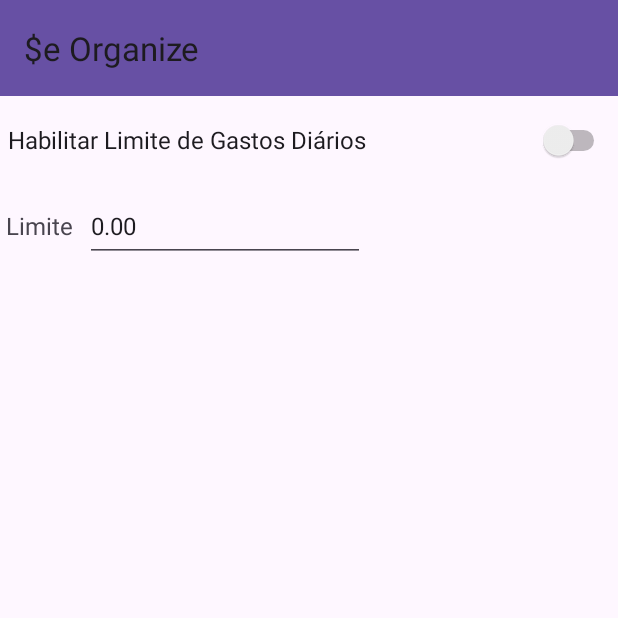
After one commit to Alt3rs/Organizador-de-Financas, an Android app: the fragment LimitesConfigFragment placed in its activity, on a phone screen of 412 x 824 dp, the top half of it. The commit adds this screen. Run offline under Robolectric (Android 15) with nearby library versions, the phone set to English and light mode, and no system bars; our stand-ins replace navigation-ui; 4 statements that could not run were skipped.

Commit message:
feat: Adicionado limite de gasto

```diff
--- /dev/null
+++ b/app/src/main/java/com/organizadororcamentopessoal/adicionar_movimentacao/LimitesConfigFragment.java
@@ -0,0 +1,114 @@
+package com.organizadororcamentopessoal.adicionar_movimentacao;
+
+import android.os.Bundle;
+
+import androidx.annotation.NonNull;
+import androidx.annotation.Nullable;
+import androidx.fragment.app.Fragment;
+
+import android.view.LayoutInflater;
+import android.view.Menu;
+import android.view.MenuInflater;
+import android.view.View;
+import android.view.ViewGroup;
+import android.widget.CompoundButton;
+import android.widget.EditText;
+import android.widget.LinearLayout;
+import android.widget.Switch;
+
+import com.organizadororcamentopessoal.R;
+import com.organizadororcamentopessoal.datasource.DatabaseContract;
+import com.organizadororcamentopessoal.datasource.FinancasDbHelper;
+import com.organizadororcamentopessoal.datasource.LimiteDao;
+
+import java.text.NumberFormat;
+import java.util.Locale;
+
+public class LimitesConfigFragment extends Fragment {
+    private String username;
+    private Switch limitadoHabilitadoSwitch;
+    private EditText limiteValorValueEditText;
+    private LinearLayout limiteValorLinearLayout;
+    private LimiteDao limiteDao;
+    public LimitesConfigFragment() {}
+
+    public static LimitesConfigFragment newInstance(String username) {
+        LimitesConfigFragment fragment = new LimitesConfigFragment();
+        Bundle args = new Bundle();
+        args.putString(DatabaseContract.UsuarioTable.USERNAME, username);
+        fragment.setArguments(args);
+        return fragment;
+    }
+
+    @Override
+    public void onCreate(Bundle savedInstanceState) {
+        super.onCreate(savedInstanceState);
+
+        if(savedInstanceState != null) {
+            username = savedInstanceState.getString(DatabaseContract.UsuarioTable.USERNAME);
+        }
+
+        Bundle args = getArguments();
+        if (args != null) {
+            username = args.getString(DatabaseContract.UsuarioTable.USERNAME);
+        }
+
+        setHasOptionsMenu(true);
+    }
+
+    @Override
+    public View onCreateView(LayoutInflater inflater, ViewGroup container,
+                             Bundle savedInstanceState) {
+        return inflater.inflate(R.layout.fragment_limites_config, container, false);
+    }
+
+    @Override
+    public void onCreateOptionsMenu(@NonNull Menu menu, @NonNull MenuInflater inflater) {
+        super.onCreateOptionsMenu(menu, inflater);
+        menu.clear();
+    }
+
+    @Override
+    public void onViewCreated(@NonNull View view, @Nullable Bundle savedInstanceState) {
+        super.onViewCreated(view, savedInstanceState);
+        username = LimitesConfigFragmentArgs.fromBundle(getArguments()).getUsername();
+        limiteDao = FinancasDbHelper.getLimiteDao(getContext().getApplicationContext());
+
+        limitadoHabilitadoSwitch = view.findViewById(R.id.limiteHabilitadoSwitch);
+        limiteValorValueEditText = view.findViewById(R.id.limiteValorEditText);
+        limiteValorLinearLayout = view.findViewById(R.id.limiteValorLinearLayout);
+
+        limitadoHabilitadoSwitch.setOnCheckedChangeListener(new CompoundButton.OnCheckedChangeListener() {
+            @Override
+            public void onCheckedChanged(CompoundButton buttonView, boolean isChecked) {
+                limiteValorLinearLayout.setEnabled(isChecked);
+                for ( int i = 0; i < limiteValorLinearLayout.getChildCount();  i++ ){
+                    View view = limiteValorLinearLayout.getChildAt(i);
+                    view.setEnabled(isChecked);
+                }
+            }
+        });
+
+        limitadoHabilitadoSwitch.setChecked(limiteDao.limiteEstaHabilitado(username));
+        double valorLimite = limiteDao.listarTodosLimitesDoUsuario(username).get(0).getValor();
+        limiteValorValueEditText.setText(String.format(Locale.getDefault(), "%.2f", valorLimite));
+    }
+
+    @Override
+    public void onPause() {
+        super.onPause();
+        saveChanges();
+    }
+
+    private void saveChanges() {
+        try {
+            boolean limiteHabilitado = limitadoHabilitadoSwitch.isChecked();
+            NumberFormat format = NumberFormat.getInstance(Locale.getDefault());
+            double limiteValor = format.parse(limiteValorValueEditText.getText().toString()).doubleValue();
+            limiteDao.atualizarLimite(username, limiteValor);
+            limiteDao.habilitarLimite(username, limiteHabilitado);
+        } catch (Exception e) {
+            e.printStackTrace();
+        }
+    }
+}
--- a/app/src/main/java/com/organizadororcamentopessoal/datasource/FinancasDbHelper.java
+++ b/app/src/main/java/com/organizadororcamentopessoal/datasource/FinancasDbHelper.java
@@ -30,6 +30,7 @@ public class FinancasDbHelper extends SQLiteOpenHelper {
         MyDB.execSQL(DatabaseContract.UsuarioTable.CREATE_TABLE);
         MyDB.execSQL(DatabaseContract.MovimentacaoTable.CREATE_TABLE);
         MyDB.execSQL(DatabaseContract.LimiteTable.CREATE_TABLE);
+        MyDB.execSQL(DatabaseContract.LimiteTable.CRIAR_LIMITE_PADRAO_TRIGGER);
     }
 
     @Override
--- a/app/src/main/java/com/organizadororcamentopessoal/datasource/LimiteDao.java
+++ b/app/src/main/java/com/organizadororcamentopessoal/datasource/LimiteDao.java
@@ -8,5 +8,9 @@ public interface LimiteDao {
     boolean criarLimite(long idUsuario, double valor);
     Limite obterLimite(long idLimite);
     List<Limite> listarTodosLimitesDoUsuario(long idUsuario);
+    List<Limite> listarTodosLimitesDoUsuario(String username);
+    boolean atualizarLimite(String username, double valor);
     boolean excluirLimite(long idLimite);
+    boolean habilitarLimite(String username, boolean estaHabilitado);
+    boolean limiteEstaHabilitado(String username);
 }
--- a/app/src/main/java/com/organizadororcamentopessoal/datasource/LimiteDaoLocal.java
+++ b/app/src/main/java/com/organizadororcamentopessoal/datasource/LimiteDaoLocal.java
@@ -5,10 +5,14 @@ import android.content.Context;
 import android.database.Cursor;
 import android.database.SQLException;
 import android.database.sqlite.SQLiteDatabase;
+import android.database.sqlite.SQLiteException;
 import android.database.sqlite.SQLiteOpenHelper;
+import android.database.sqlite.SQLiteStatement;
 
 import com.organizadororcamentopessoal.entities.Limite;
 import com.organizadororcamentopessoal.datasource.DatabaseContract.LimiteTable;
+import com.organizadororcamentopessoal.datasource.DatabaseContract.UsuarioTable;
+import com.organizadororcamentopessoal.entities.Usuario;
 
 import org.jetbrains.annotations.NotNull;
 
@@ -80,6 +84,51 @@ public class LimiteDaoLocal implements LimiteDao {
         }
     }
 
+    public List<Limite> listarTodosLimitesDoUsuario(String username) {
+        final String command = "SELECT " +
+                "l." + LimiteTable.ID_LIMITE + "," +
+                "l." + LimiteTable.ID_USUARIO + "," +
+                "l." + LimiteTable.VALOR +
+                " FROM " + LimiteTable.TABLE_NAME +
+                " AS l WHERE " + LimiteTable.ID_USUARIO +
+                " IN (SELECT " + LimiteTable.ID_USUARIO +
+                " FROM " + UsuarioTable.TABLE_NAME +
+                " AS u WHERE u." +  UsuarioTable.USERNAME + " = ?)";
+
+        SQLiteDatabase db = dbHelper.getReadableDatabase();
+        try(Cursor cursor = db.rawQuery(command, new String[]{username})) {
+            List<Limite> result = new ArrayList<>(cursor.getCount());
+            if(cursor.moveToNext()) {
+                Limite row = new Limite(
+                        cursor.getLong(cursor.getColumnIndexOrThrow(LimiteTable.ID_LIMITE)),
+                        cursor.getLong(cursor.getColumnIndexOrThrow(LimiteTable.ID_USUARIO)),
+                        cursor.getDouble(cursor.getColumnIndexOrThrow(LimiteTable.VALOR))
+                );
+                result.add(row);
+            }
+            return result;
+        }
+    }
+
+    @Override
+    public boolean atualizarLimite(String username, double valor) {
+        final String command = "UPDATE "+ LimiteTable.TABLE_NAME +
+                " SET " + LimiteTable.VALOR + " = ?" +
+                " WHERE " + LimiteTable.ID_USUARIO +
+                " IN (SELECT " + UsuarioTable.ID_USUARIO +
+                " FROM " + UsuarioTable.TABLE_NAME +" AS u where u."+ UsuarioTable.USERNAME+ " = ?)";
+        SQLiteDatabase db = dbHelper.getWritableDatabase();
+        try{
+            SQLiteStatement statement = db.compileStatement(command);
+            statement.bindDouble(1, valor);
+            statement.bindString(2, username);
+            long affectedRows = statement.executeUpdateDelete();
+            return affectedRows > 0;
+        } catch (SQLException e) {
+            return false;
+        }
+    }
+
     @Override
     public boolean excluirLimite(long idLimite) {
         SQLiteDatabase db = dbHelper.getWritableDatabase();
@@ -95,4 +144,28 @@ public class LimiteDaoLocal implements LimiteDao {
             return false;
         }
     }
+
+    public boolean habilitarLimite(String username, boolean estaHabilitado) {
+        ContentValues values = new ContentValues();
+        //final String command = "UPDATE "+ UsuarioTable.TABLE_NAME + " SET " + UsuarioTable.LIMITE_HABILITADO + " = ?" + " WHERE " + UsuarioTable.USERNAME + " = ?";
+        SQLiteDatabase db = dbHelper.getWritableDatabase();
+        values.put(UsuarioTable.LIMITE_HABILITADO, estaHabilitado ? 1 : 0);
+        try{
+            long affectedRows = db.update(UsuarioTable.TABLE_NAME, values, UsuarioTable.USERNAME + " = ?", new String[]{username});
+            return affectedRows > 0;
+        } catch (SQLException e) {
+            return false;
+        }
+    }
+
+    public boolean limiteEstaHabilitado(String username) {
+        final String command = "SELECT " + UsuarioTable.LIMITE_HABILITADO +
+                " FROM " + UsuarioTable.TABLE_NAME +
+                " WHERE " + UsuarioTable.USERNAME + " = ?";
+        SQLiteDatabase db = dbHelper.getReadableDatabase();
+
+        try(Cursor cursor = db.rawQuery(command, new String[]{username})){
+            return cursor.moveToFirst() && cursor.getInt(0) == 1;
+        }
+    }
 }
--- a/app/src/main/java/com/organizadororcamentopessoal/home/HubActivity.java
+++ b/app/src/main/java/com/organizadororcamentopessoal/home/HubActivity.java
@@ -3,6 +3,7 @@ package com.organizadororcamentopessoal.home;
 import androidx.appcompat.app.AppCompatActivity;
 import androidx.appcompat.widget.Toolbar;
 import androidx.navigation.NavController;
+import androidx.navigation.Navigation;
 import androidx.navigation.fragment.NavHostFragment;
 import androidx.navigation.ui.AppBarConfiguration;
 import androidx.navigation.ui.NavigationUI;
@@ -11,12 +12,17 @@ import androidx.drawerlayout.widget.DrawerLayout;
 import android.os.Bundle;
 import android.view.Menu;
 import android.view.MenuItem;
+import android.view.View;
 
 import androidx.annotation.NonNull;
 
 import com.google.android.material.navigation.NavigationView;
+import com.organizadororcamentopessoal.NavGraphDirections;
 import com.organizadororcamentopessoal.R;
+import com.organizadororcamentopessoal.adicionar_movimentacao.MovimentacaoDiariaFragmentDirections;
 import com.organizadororcamentopessoal.datasource.DatabaseContract;
+
+import com.organizadororcamentopessoal.home.HomeFragmentDirections;
 
 public class HubActivity extends AppCompatActivity {
     private String username;
@@ -55,27 +61,18 @@ public class HubActivity extends AppCompatActivity {
 
     @Override
     public boolean onCreateOptionsMenu(Menu menu) {
-//        getMenuInflater().inflate(R.menu.activity_main_appbar_actions, menu);
-        return super.onCreateOptionsMenu(menu);
+        getMenuInflater().inflate(R.menu.hub_toolbar_actions, menu);
+        //return super.onCreateOptionsMenu(menu);
+        return true;
     }
 
     @Override
     public boolean onOptionsItemSelected(@NonNull MenuItem item) {
-//        if(item.getItemId() == R.id.action_share) {
-//            //Compartilha o historico em formato JSON
-//            try(CorridaRepository repository = new CorridaRepository(getApplicationContext())) {
-//                String export = repository.listar(false).toString();
-//                Intent sendIntent = new Intent();
-//                sendIntent.setAction(Intent.ACTION_SEND);
-//                sendIntent.putExtra(Intent.EXTRA_TEXT, export);
-//                sendIntent.setType("text/plain"); //Especifica o formato de arquivo
-//                Intent shareIntent = Intent.createChooser(sendIntent, null); //O usuário escolhe o aplicativo consumidor
-//                startActivity(shareIntent);
-//            } catch (IOException e) {
-//                e.printStackTrace();
-//            }
-//            return true;
-//        }
+        if(item.getItemId() == R.id.actionLimiteSettings) {
+            navHostFragment.getNavController().navigate(
+                    HomeFragmentDirections.actionGlobalLimitesConfigFragment(username));
+            return true;
+        }
         return NavigationUI.onNavDestinationSelected(item, navController) ||
                 super.onOptionsItemSelected(item);
     }
--- /dev/null
+++ b/app/src/main/res/layout/fragment_limites_config.xml
@@ -0,0 +1,89 @@
+<?xml version="1.0" encoding="utf-8"?>
+<androidx.core.widget.NestedScrollView
+    xmlns:android="http://schemas.android.com/apk/res/android"
+    xmlns:tools="http://schemas.android.com/tools"
+    android:layout_width="match_parent"
+    android:layout_height="match_parent"
+    tools:context=".adicionar_movimentacao.LimitesConfigFragment">
+
+    <LinearLayout
+        android:layout_width="match_parent"
+        android:layout_height="wrap_content"
+        android:orientation="vertical">
+
+        <Switch
+            android:id="@+id/limiteHabilitadoSwitch"
+            android:layout_width="match_parent"
+            android:layout_height="wrap_content"
+            android:layout_margin="5dp"
+            android:layout_marginStart="5dp"
+            android:layout_marginTop="5dp"
+            android:layout_marginEnd="5dp"
+            android:layout_marginBottom="5dp"
+            android:minHeight="48dp"
+            android:showText="false"
+            android:text="Habilitar Limite de Gastos Diários"
+            android:textOff="Não"
+            android:textOn="Sim"
+            android:textSize="16dp" />
+
+        <LinearLayout
+            android:id="@+id/limiteValorLinearLayout"
+            android:layout_width="match_parent"
+            android:layout_height="match_parent"
+            android:orientation="horizontal">
+
+            <TextView
+                android:id="@+id/textView8"
+                android:layout_width="wrap_content"
+                android:layout_height="wrap_content"
+                android:layout_marginStart="4dp"
+                android:layout_marginTop="4dp"
+                android:layout_marginEnd="4dp"
+                android:layout_marginBottom="16dp"
+                android:text="Limite"
+                android:textSize="16sp" />
+
+            <EditText
+                android:id="@+id/limiteValorEditText"
+                android:layout_width="wrap_content"
+                android:layout_height="wrap_content"
+                android:layout_marginStart="4dp"
+                android:layout_marginTop="4dp"
+                android:layout_marginEnd="4dp"
+                android:layout_marginBottom="16dp"
+                android:ems="10"
+                android:hint="0,00"
+                android:inputType="numberSigned"
+                android:minHeight="48dp"
+                android:textSize="16sp" />
+
+        </LinearLayout>
+
+        <LinearLayout
+            android:layout_width="match_parent"
+            android:layout_height="wrap_content"
+            android:gravity="right"
+            android:orientation="horizontal"
+            android:visibility="gone">
+
+            <Button
+                android:id="@+id/cancelarButton"
+                android:layout_width="wrap_content"
+                android:layout_height="wrap_content"
+                android:layout_margin="5dp"
+                android:backgroundTint="#00FFFFFF"
+                android:text="@string/cancelar"
+                android:textColor="?attr/colorPrimary" />
+
+            <Button
+                android:id="@+id/salvarButton"
+                android:layout_width="wrap_content"
+                android:layout_height="wrap_content"
+                android:layout_margin="5dp"
+                android:backgroundTint="?attr/colorPrimary"
+                android:text="@string/salvar" />
+        </LinearLayout>
+
+    </LinearLayout>
+</androidx.core.widget.NestedScrollView>
--- /dev/null
+++ b/app/src/main/res/menu/hub_toolbar_actions.xml
@@ -0,0 +1,17 @@
+<?xml version="1.0" encoding="utf-8"?>
+<menu xmlns:android="http://schemas.android.com/apk/res/android"
+    xmlns:app="http://schemas.android.com/apk/res-auto">
+<!--
+    <item
+        android:id="@+id/ace"
+        android:title="@string/share"
+        android:icon="@drawable/ic_baseline_share_24"
+        app:showAsAction="never"/>
+-->
+    <item
+        android:id="@+id/actionLimiteSettings"
+        android:title="@string/settings"
+        android:icon="@drawable/config_settings_24"
+        app:showAsAction="never" />
+
+</menu>
--- a/app/src/main/res/navigation/nav_graph.xml
+++ b/app/src/main/res/navigation/nav_graph.xml
@@ -12,7 +12,11 @@
 
         <action
             android:id="@+id/action_homeFragment_to_movimentacaoDiaria"
-            app:destination="@id/movimentacaoDiaria" />
+            app:destination="@id/movimentacaoDiaria"
+            app:enterAnim="@anim/nav_default_enter_anim"
+            app:exitAnim="@anim/nav_default_exit_anim"
+            app:popEnterAnim="@anim/nav_default_enter_anim"
+            app:popExitAnim="@anim/nav_default_pop_exit_anim" />
     </fragment>
 
 
@@ -25,4 +29,19 @@
             android:name="username"
             app:argType="string" />
     </fragment>
+    <fragment
+        android:id="@+id/limitesConfigFragment"
+        android:name="com.organizadororcamentopessoal.adicionar_movimentacao.LimitesConfigFragment"
+        android:label="@string/limite_config_fragment_title"
+        tools:layout="@layout/fragment_limites_config" >
+        <argument android:name="username"
+            app:argType="string" />
+    </fragment>
+    <action
+        android:id="@+id/action_global_limitesConfigFragment"
+        app:destination="@id/limitesConfigFragment"
+        app:enterAnim="@android:anim/slide_in_left"
+        app:exitAnim="@android:anim/slide_out_right"
+        app:popEnterAnim="@android:anim/slide_in_left"
+        app:popExitAnim="@android:anim/slide_out_right" />
 </navigation>
--- a/app/src/main/res/values/strings.xml
+++ b/app/src/main/res/values/strings.xml
@@ -12,6 +12,11 @@
     <string name="cancelar">Cancelar</string>
 
     <string name="dialog_descricao_hint">Descrição(opcional)</string>
+    <string name="dinheiro_placeholder">R$ 0,00</string>
 
-    <string name="dinheiro_placeholder">R$ 0,00</string>
+    <string name="limite_config_fragment_title">Configurações</string>
+
+    <string name="settings">Configurações</string>
+    <!-- TODO: Remove or change this placeholder text -->
+    <string name="hello_blank_fragment">Hello blank fragment</string>
 </resources>
```
Also changed, not shown: app/src/main/java/com/organizadororcamentopessoal/adicionar_movimentacao/MovimentacaoDiariaFragment.java (+19 -2 lines), app/src/main/java/com/organizadororcamentopessoal/datasource/DatabaseContract.java (+10 -1 lines), app/src/main/res/layout/fragment_movimentacao_diaria.xml (+44 -41 lines), app/src/main/res/menu/hub_acitivity.xml (deleted, +0 -9 lines).
